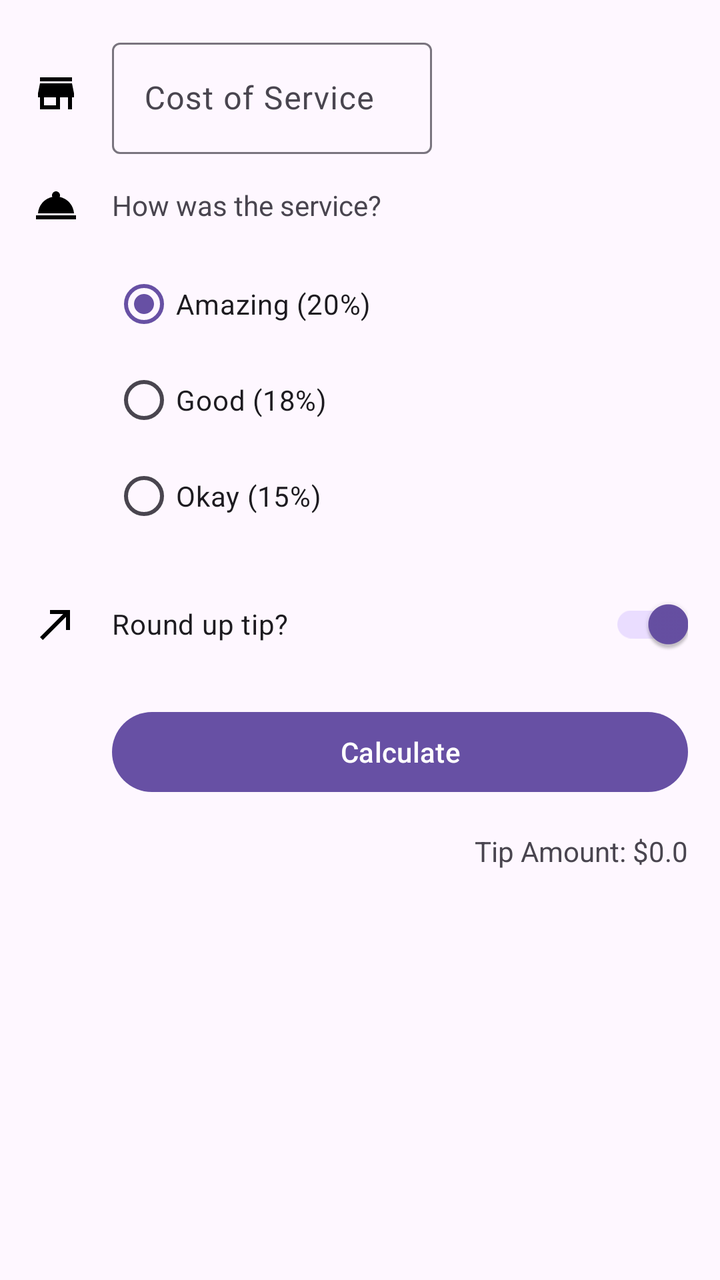
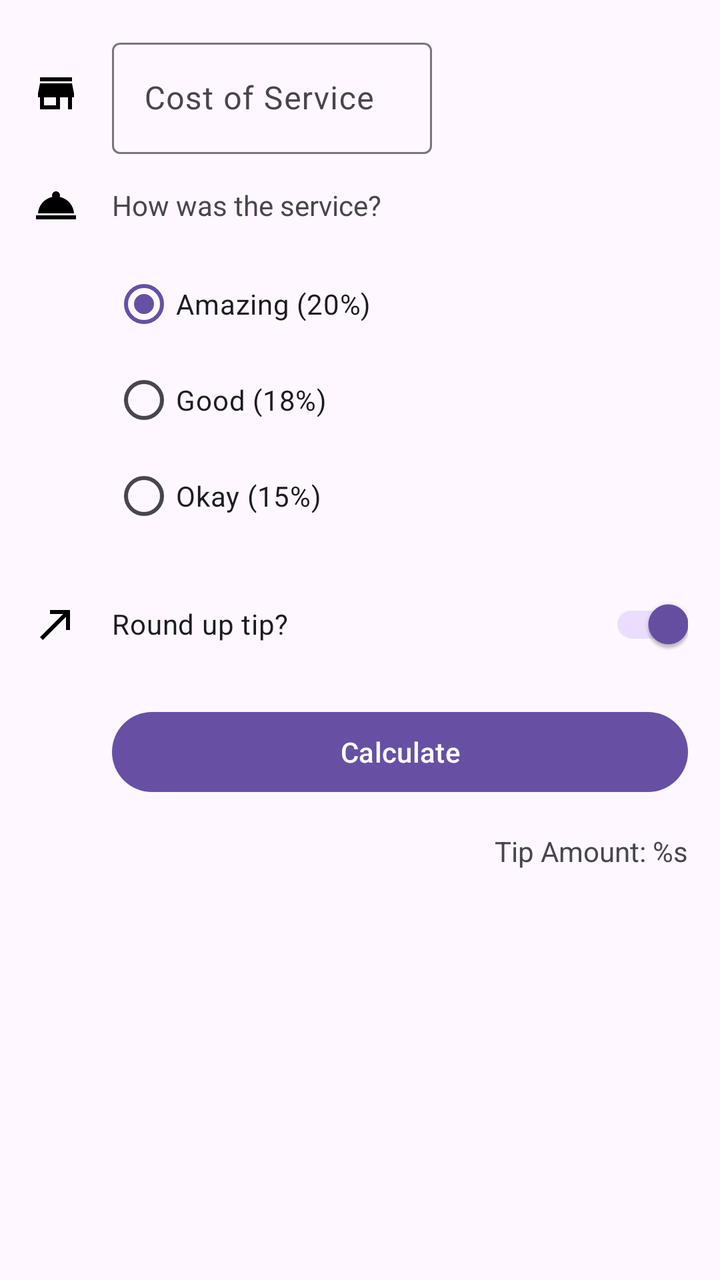

Before-and-after screenshots of an Android layout around one commit, followed by the original layout XML and the change that was made.
<!-- AndroidManifest.xml: application theme Theme.TipTime -->
<!-- res/layout/activity_main.xml -->
<?xml version="1.0" encoding="utf-8"?>
<androidx.constraintlayout.widget.ConstraintLayout xmlns:android="http://schemas.android.com/apk/res/android"
    xmlns:app="http://schemas.android.com/apk/res-auto"
    xmlns:tools="http://schemas.android.com/tools"
    android:id="@+id/main"
    android:layout_width="match_parent"
    android:layout_height="match_parent"
    tools:context=".MainActivity">

    <ImageView
        android:id="@+id/icon_cost_of_service"
        android:layout_width="wrap_content"
        android:layout_height="wrap_content"
        android:layout_marginStart="16dp"
        android:importantForAccessibility="no"
        app:layout_constraintBottom_toBottomOf="@+id/cost_of_service_editText"
        app:layout_constraintStart_toStartOf="parent"
        app:layout_constraintTop_toTopOf="@+id/cost_of_service_editText"
        app:srcCompat="@drawable/ic_store" />

    <com.google.android.material.textfield.TextInputLayout
        android:id="@+id/cost_of_service_editText"
        android:layout_width="160dp"
        android:layout_height="wrap_content"
        android:layout_marginStart="16dp"
        android:layout_marginTop="16dp"
        android:hint="Cost of Service"
        app:layout_constraintStart_toEndOf="@+id/icon_cost_of_service"
        app:layout_constraintTop_toTopOf="parent">

        <com.google.android.material.textfield.TextInputEditText
            android:id="@+id/cost_of_service"
            android:layout_width="match_parent"
            android:layout_height="wrap_content"
            android:inputType="numberDecimal"
            tools:ignore="VisualLintSystemUi" />

    </com.google.android.material.textfield.TextInputLayout>

    <ImageView
        android:id="@+id/icon_service_question"
        android:layout_width="wrap_content"
        android:layout_height="wrap_content"
        android:importantForAccessibility="no"
        app:layout_constraintBottom_toBottomOf="@+id/service_question"
        app:layout_constraintStart_toStartOf="@+id/icon_cost_of_service"
        app:layout_constraintTop_toTopOf="@+id/service_question"
        app:srcCompat="@drawable/ic_service" />

    <TextView
        android:id="@+id/service_question"
        android:layout_width="wrap_content"
        android:layout_height="wrap_content"
        android:layout_marginTop="16dp"
        android:text="How was the service?"
        app:layout_constraintStart_toStartOf="@+id/cost_of_service_editText"
        app:layout_constraintTop_toBottomOf="@+id/cost_of_service_editText" />

    <RadioGroup
        android:id="@+id/tip_option"
        android:layout_width="wrap_content"
        android:layout_height="wrap_content"
        android:layout_marginTop="16dp"
        app:layout_constraintStart_toStartOf="@+id/service_question"
        app:layout_constraintTop_toBottomOf="@+id/service_question" >

        <RadioButton
            android:id="@+id/option_twentyPercent"
            android:layout_width="match_parent"
            android:layout_height="wrap_content"
            android:checked="true"
            android:text="Amazing (20%)" />

        <RadioButton
            android:id="@+id/option_eighteenPercent"
            android:layout_width="match_parent"
            android:layout_height="wrap_content"
            android:text="Good (18%)" />

        <RadioButton
            android:id="@+id/option_fifteenPercent"
            android:layout_width="match_parent"
            android:layout_height="wrap_content"
            android:text="Okay (15%)" />
    </RadioGroup>

    <ImageView
        android:id="@+id/icon_roundUp"
        android:layout_width="wrap_content"
        android:layout_height="wrap_content"
        android:importantForAccessibility="no"
        app:layout_constraintBottom_toBottomOf="@+id/roundUp_switch"
        app:layout_constraintStart_toStartOf="@+id/icon_service_question"
        app:layout_constraintTop_toTopOf="@+id/roundUp_switch"
        app:srcCompat="@drawable/ic_round_up" />

    <androidx.appcompat.widget.SwitchCompat
        android:id="@+id/roundUp_switch"
        android:layout_width="0dp"
        android:layout_height="wrap_content"
        android:layout_marginTop="16dp"
        android:layout_marginEnd="16dp"
        android:checked="true"
        android:text="Round up tip?"
        app:layout_constraintEnd_toEndOf="parent"
        app:layout_constraintStart_toStartOf="@+id/tip_option"
        app:layout_constraintTop_toBottomOf="@+id/tip_option" />

    <Button
        android:id="@+id/calculate_button"
        android:layout_width="0dp"
        android:layout_height="wrap_content"
        android:layout_marginTop="16dp"
        android:text="Calculate"
        app:layout_constraintEnd_toEndOf="@+id/roundUp_switch"
        app:layout_constraintStart_toStartOf="@+id/roundUp_switch"
        app:layout_constraintTop_toBottomOf="@+id/roundUp_switch" />

    <TextView
        android:id="@+id/tip_result"
        android:layout_width="wrap_content"
        android:layout_height="wrap_content"
        android:layout_marginTop="16dp"
        android:text="Tip Amount: $0.0"
        app:layout_constraintEnd_toEndOf="@+id/calculate_button"
        app:layout_constraintTop_toBottomOf="@+id/calculate_button" />

</androidx.constraintlayout.widget.ConstraintLayout>
<!-- resources referenced by this layout -->
<resources>
  <!-- drawable ic_round_up (drawable) -->
  <vector xmlns:android="http://schemas.android.com/apk/res/android" android:autoMirrored="true" android:height="24dp" android:tint="#000000" android:viewportHeight="24" android:viewportWidth="24" android:width="24dp">
        
      <path android:fillColor="@android:color/white" android:pathData="M9,5v2h6.59L4,18.59 5.41,20 17,8.41V15h2V5z"/>
      
  </vector>
  <!-- drawable ic_service (drawable) -->
  <vector xmlns:android="http://schemas.android.com/apk/res/android" android:height="24dp" android:tint="#000000" android:viewportHeight="24" android:viewportWidth="24" android:width="24dp">
        
      <path android:fillColor="@android:color/white" android:pathData="M2,17h20v2L2,19zM13.84,7.79c0.1,-0.24 0.16,-0.51 0.16,-0.79 0,-1.1 -0.9,-2 -2,-2s-2,0.9 -2,2c0,0.28 0.06,0.55 0.16,0.79C6.25,8.6 3.27,11.93 3,16h18c-0.27,-4.07 -3.25,-7.4 -7.16,-8.21z"/>
      
  </vector>
  <!-- drawable ic_store (drawable) -->
  <vector xmlns:android="http://schemas.android.com/apk/res/android" android:height="24dp" android:tint="#000000" android:viewportHeight="24" android:viewportWidth="24" android:width="24dp">
        
      <path android:fillColor="@android:color/white" android:pathData="M20,4L4,4v2h16L20,4zM21,14v-2l-1,-5L4,7l-1,5v2h1v6h10v-6h4v6h2v-6h1zM12,18L6,18v-4h6v4z"/>
      
  </vector>
  <style name="Theme.TipTime" parent="Base.Theme.TipTime" />
  <style name="Base.Theme.TipTime" parent="Theme.Material3.DayNight.NoActionBar">
          
          
      </style>
</resources>

<!-- the commit's change to res/layout/activity_main.xml (unified diff, before → after) -->
@@ -24,7 +24,7 @@
         android:layout_height="wrap_content"
         android:layout_marginStart="16dp"
         android:layout_marginTop="16dp"
-        android:hint="Cost of Service"
+        android:hint="@string/cost_of_service"
         app:layout_constraintStart_toEndOf="@+id/icon_cost_of_service"
         app:layout_constraintTop_toTopOf="parent">
 
@@ -52,7 +52,7 @@
         android:layout_width="wrap_content"
         android:layout_height="wrap_content"
         android:layout_marginTop="16dp"
-        android:text="How was the service?"
+        android:text="@string/how_was_the_service"
         app:layout_constraintStart_toStartOf="@+id/cost_of_service_editText"
         app:layout_constraintTop_toBottomOf="@+id/cost_of_service_editText" />
 
@@ -69,19 +69,19 @@
             android:layout_width="match_parent"
             android:layout_height="wrap_content"
             android:checked="true"
-            android:text="Amazing (20%)" />
+            android:text="@string/amazing_20" />
 
         <RadioButton
             android:id="@+id/option_eighteenPercent"
             android:layout_width="match_parent"
             android:layout_height="wrap_content"
-            android:text="Good (18%)" />
+            android:text="@string/good_18" />
 
         <RadioButton
             android:id="@+id/option_fifteenPercent"
             android:layout_width="match_parent"
             android:layout_height="wrap_content"
-            android:text="Okay (15%)" />
+            android:text="@string/okay_15" />
     </RadioGroup>
 
     <ImageView
@@ -101,7 +101,7 @@
         android:layout_marginTop="16dp"
         android:layout_marginEnd="16dp"
         android:checked="true"
-        android:text="Round up tip?"
+        android:text="@string/round_up_tip"
         app:layout_constraintEnd_toEndOf="parent"
         app:layout_constraintStart_toStartOf="@+id/tip_option"
         app:layout_constraintTop_toBottomOf="@+id/tip_option" />
@@ -111,7 +111,7 @@
         android:layout_width="0dp"
         android:layout_height="wrap_content"
         android:layout_marginTop="16dp"
-        android:text="Calculate"
+        android:text="@string/calculate"
         app:layout_constraintEnd_toEndOf="@+id/roundUp_switch"
         app:layout_constraintStart_toStartOf="@+id/roundUp_switch"
         app:layout_constraintTop_toBottomOf="@+id/roundUp_switch" />
@@ -121,7 +121,7 @@
         android:layout_width="wrap_content"
         android:layout_height="wrap_content"
         android:layout_marginTop="16dp"
-        android:text="Tip Amount: $0.0"
+        android:text="@string/tip_amount"
         app:layout_constraintEnd_toEndOf="@+id/calculate_button"
         app:layout_constraintTop_toBottomOf="@+id/calculate_button" />
 
<!-- resource entries referenced after the edit -->
@@ -18,6 +18,14 @@
       <path android:fillColor="@android:color/white" android:pathData="M20,4L4,4v2h16L20,4zM21,14v-2l-1,-5L4,7l-1,5v2h1v6h10v-6h4v6h2v-6h1zM12,18L6,18v-4h6v4z"/>
       
   </vector>
+  <string name="amazing_20">Amazing (20%)</string>
+  <string name="calculate">Calculate</string>
+  <string name="cost_of_service">Cost of Service</string>
+  <string name="good_18">Good (18%)</string>
+  <string name="how_was_the_service">How was the service?</string>
+  <string name="okay_15">Okay (15%)</string>
+  <string name="round_up_tip">Round up tip?</string>
+  <string name="tip_amount">Tip Amount: %s</string>
   <style name="Theme.TipTime" parent="Base.Theme.TipTime" />
   <style name="Base.Theme.TipTime" parent="Theme.Material3.DayNight.NoActionBar">
           
